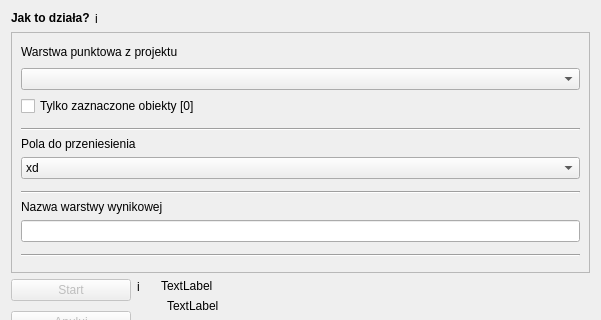
Qt form gissupport_plugin/modules/uldk/modules/layer_import/main_base.ui (gis-support/gis-support-plugin) before a commit; both pictures show x 0 to 601 and y 0 to 320 of the 601 by 578 pixel window.
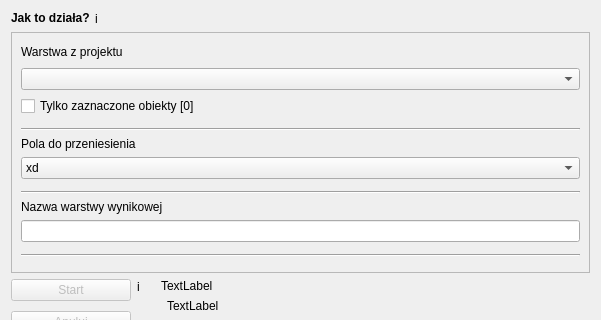
The same form after that commit. Custom widgets are drawn as their Qt base class.

Commit message: zaktualizowany opis obiektu

```diff
--- a/gissupport_plugin/modules/uldk/modules/layer_import/main_base.ui
+++ b/gissupport_plugin/modules/uldk/modules/layer_import/main_base.ui
@@ -163,7 +163,7 @@
             </size>
            </property>
            <property name="text">
-            <string>Warstwa punktowa z projektu</string>
+            <string>Warstwa z projektu</string>
            </property>
           </widget>
          </item>
```
